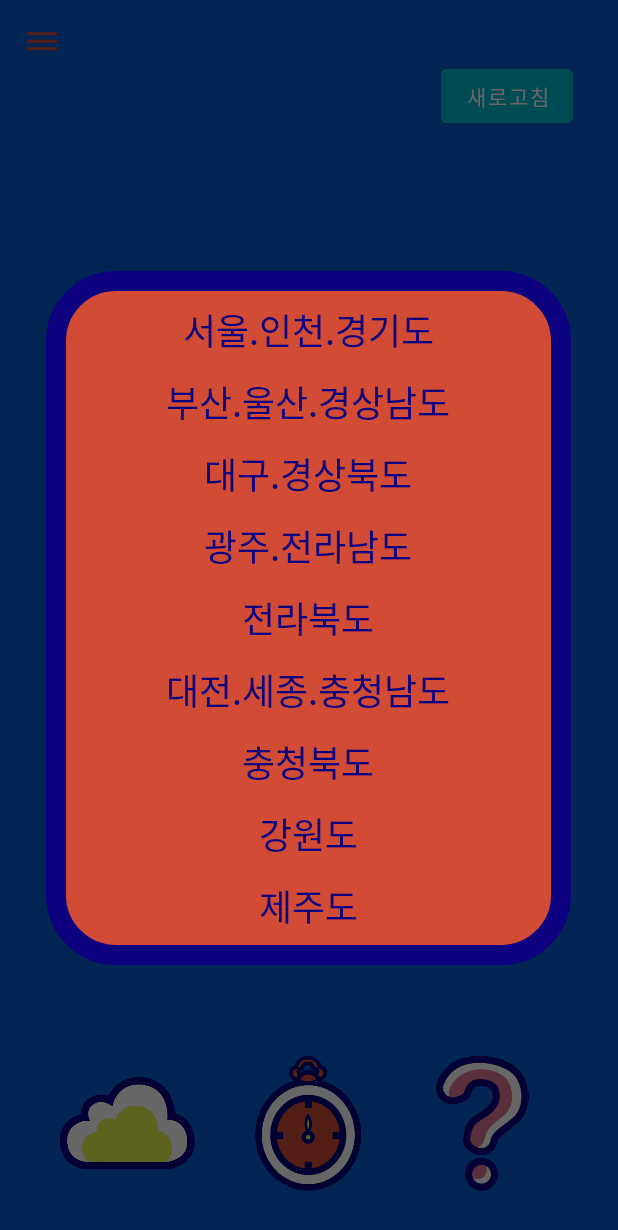
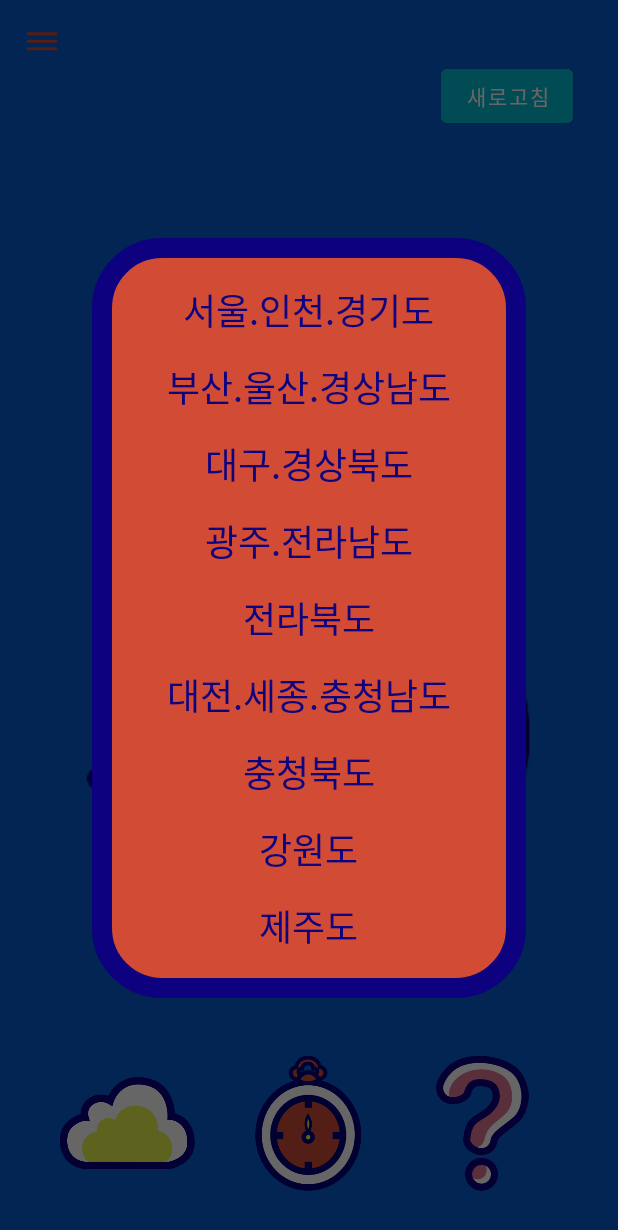
Before and after one commit to gyulchyoung/weather_app, an Android app: the fragment CountryDialogFragment placed in its activity, on a phone screen of 412 x 824 dp. Shown: the top 1230 px of the screen. Run offline under Robolectric (Android 15) with nearby library versions, the phone set to English and light mode, and no system bars; our stand-ins replace navigation-ui; network calls fail; Roboto replaces fonts that are not available here.

Commit message:
update help dialog

```diff
--- a/app/src/main/java/com/example/main_w/CountryDialogFragment.java
+++ b/app/src/main/java/com/example/main_w/CountryDialogFragment.java
@@ -5,7 +5,7 @@ import android.os.Bundle;
 import android.view.LayoutInflater;
 import android.view.View;
 import android.view.ViewGroup;
-import android.widget.RadioButton;
+import android.widget.TextView;
 
 import androidx.annotation.NonNull;
 import androidx.fragment.app.DialogFragment;
@@ -14,15 +14,15 @@ import androidx.fragment.app.FragmentManager;
 
 public class CountryDialogFragment extends DialogFragment implements View.OnClickListener{
     public static String DIALOG_TAG = "countryDialog";
-    private RadioButton gyeonggi;
-    private RadioButton gyeongnam;
-    private RadioButton gyeongbuk;
-    private RadioButton jeonnam;
-    private RadioButton jeonbuk;
-    private RadioButton chungnam;
-    private RadioButton chungbuk;
-    private RadioButton gangwon;
-    private RadioButton jeju;
+    private TextView gyeonggi;
+    private TextView gyeongnam;
+    private TextView gyeongbuk;
+    private TextView jeonnam;
+    private TextView jeonbuk;
+    private TextView chungnam;
+    private TextView chungbuk;
+    private TextView gangwon;
+    private TextView jeju;
 
     private String country;
     private boolean checked;
@@ -39,15 +39,15 @@ public class CountryDialogFragment extends DialogFragment implements View.OnClic
     public View onCreateView(LayoutInflater inflater, ViewGroup container, Bundle savedInstanceState) {
         View view = inflater.inflate(R.layout.fragment_dialog_country, container, false);
 
-        gyeonggi = (RadioButton) view.findViewById(R.id.gyeonggi);
-        gyeongnam = (RadioButton) view.findViewById(R.id.gyeongnam);
-        gyeongbuk = (RadioButton) view.findViewById(R.id.gyeongbuk);
-        jeonnam = (RadioButton) view.findViewById(R.id.jeonnam);
-        jeonbuk = (RadioButton) view.findViewById(R.id.jeonbuk);
-        chungnam = (RadioButton) view.findViewById(R.id.chungnam);
-        chungbuk = (RadioButton) view.findViewById(R.id.chungbuk);
-        gangwon = (RadioButton) view.findViewById(R.id.gangwon);
-        jeju = (RadioButton) view.findViewById(R.id.jeju);
+        gyeonggi = (TextView) view.findViewById(R.id.gyeonggi);
+        gyeongnam = (TextView) view.findViewById(R.id.gyeongnam);
+        gyeongbuk = (TextView) view.findViewById(R.id.gyeongbuk);
+        jeonnam = (TextView) view.findViewById(R.id.jeonnam);
+        jeonbuk = (TextView) view.findViewById(R.id.jeonbuk);
+        chungnam = (TextView) view.findViewById(R.id.chungnam);
+        chungbuk = (TextView) view.findViewById(R.id.chungbuk);
+        gangwon = (TextView) view.findViewById(R.id.gangwon);
+        jeju = (TextView) view.findViewById(R.id.jeju);
 
         gyeonggi.setOnClickListener(this);
         gyeongnam.setOnClickListener(this);
--- a/app/src/main/res/drawable/help_dialog_title.xml
+++ /dev/null
@@ -1,6 +0,0 @@
-<?xml version="1.0" encoding="utf-8"?>
-<shape xmlns:android="http://schemas.android.com/apk/res/android"
-    android:shape="rectangle">
-    <solid android:color="@color/navy"/>
-    <corners android:radius="30dp" />
-</shape>
--- a/app/src/main/res/layout/fragment_dialog_country.xml
+++ b/app/src/main/res/layout/fragment_dialog_country.xml
@@ -8,100 +8,102 @@
     android:orientation="vertical">
 
     <LinearLayout
-    android:layout_width="350dp"
-    android:layout_height="wrap_content"
-    android:background="@drawable/dialog_background"
-    android:gravity="center"
-    android:orientation="vertical">
+        android:layout_width="wrap_content"
+        android:layout_height="wrap_content"
+        android:paddingTop="30dp"
+        android:paddingBottom="30dp"
+        android:paddingStart="50dp"
+        android:paddingEnd="50dp"
+        android:background="@drawable/dialog_background"
+        android:gravity="center"
+        android:orientation="vertical">
 
-        <RadioButton
+        <TextView
             android:id="@+id/gyeonggi"
-            style="@style/DialogTextNormal"
+            style="@style/TextNormal"
+            android:layout_width="wrap_content"
+            android:layout_height="wrap_content"
+            android:background="@android:color/transparent"
+            android:textSize="24sp"
+            android:text="@string/gyeong_gi" />
+
+        <TextView
+            android:id="@+id/gyeongnam"
+            style="@style/TextNormal"
             android:layout_width="wrap_content"
             android:layout_height="wrap_content"
             android:layout_marginTop="15dp"
-            android:button="@null"
-            android:textSize="24sp"
-            android:text="@string/gyeong_gi" />
-
-        <RadioButton
-            android:id="@+id/gyeongnam"
-            style="@style/DialogTextNormal"
-            android:layout_width="wrap_content"
-            android:layout_height="wrap_content"
-            android:layout_marginTop="0dp"
-            android:button="@null"
+            android:background="@android:color/transparent"
             android:textSize="24sp"
             android:text="@string/gyeong_nam" />
 
-        <RadioButton
+        <TextView
             android:id="@+id/gyeongbuk"
-            style="@style/DialogTextNormal"
+            style="@style/TextNormal"
             android:layout_width="wrap_content"
             android:layout_height="wrap_content"
-            android:layout_marginTop="0dp"
-            android:button="@null"
+            android:layout_marginTop="15dp"
+            android:background="@android:color/transparent"
             android:textSize="24sp"
             android:text="@string/gyeong_buk" />
 
-        <RadioButton
+        <TextView
             android:id="@+id/jeonnam"
-            style="@style/DialogTextNormal"
+            style="@style/TextNormal"
             android:layout_width="wrap_content"
             android:layout_height="wrap_content"
-            android:layout_marginTop="0dp"
-            android:button="@null"
+            android:layout_marginTop="15dp"
+            android:background="@android:color/transparent"
             android:textSize="24sp"
             android:text="@string/jeon_nam" />
 
-        <RadioButton
+        <TextView
             android:id="@+id/jeonbuk"
-            style="@style/DialogTextNormal"
+            style="@style/TextNormal"
             android:layout_width="wrap_content"
             android:layout_height="wrap_content"
-            android:layout_marginTop="0dp"
-            android:button="@null"
+            android:layout_marginTop="15dp"
+            android:background="@android:color/transparent"
             android:textSize="24sp"
             android:text="@string/jeon_buk" />
 
-        <RadioButton
+        <TextView
             android:id="@+id/chungnam"
-            style="@style/DialogTextNormal"
+            style="@style/TextNormal"
             android:layout_width="wrap_content"
             android:layout_height="wrap_content"
-            android:layout_marginTop="0dp"
-            android:button="@null"
+            android:layout_marginTop="15dp"
+            android:background="@android:color/transparent"
             android:textSize="24sp"
             android:text="@string/chung_nam" />
 
-        <RadioButton
+        <TextView
             android:id="@+id/chungbuk"
-            style="@style/DialogTextNormal"
+            style="@style/TextNormal"
             android:layout_width="wrap_content"
             android:layout_height="wrap_content"
-            android:layout_marginTop="0dp"
-            android:button="@null"
+            android:layout_marginTop="15dp"
+            android:background="@android:color/transparent"
             android:textSize="24sp"
             android:text="@string/chung_buk" />
 
-        <RadioButton
+        <TextView
             android:id="@+id/gangwon"
-            style="@style/DialogTextNormal"
+            style="@style/TextNormal"
             android:layout_width="wrap_content"
             android:layout_height="wrap_content"
-            android:layout_marginTop="0dp"
-            android:button="@null"
+            android:layout_marginTop="15dp"
+            android:background="@android:color/transparent"
             android:textSize="24sp"
             android:text="@string/gang_won" />
 
-        <RadioButton
+        <TextView
             android:id="@+id/jeju"
-            style="@style/DialogTextNormal"
+            style="@style/TextNormal"
             android:layout_width="wrap_content"
             android:layout_height="wrap_content"
-            android:layout_marginTop="0dp"
-            android:layout_marginBottom="15dp"
-            android:button="@null"
+            android:layout_marginTop="15dp"
+            android:background="@android:color/transparent"
             android:textSize="24sp"
             android:text="@string/jeju" />
     </LinearLayout>
--- a/app/src/main/res/values/strings.xml
+++ b/app/src/main/res/values/strings.xml
@@ -13,11 +13,6 @@
     <string name="time_view">time_view</string>
     <string name="temperature">temperature</string>
     <string name="rain_rate">rain_rate</string>
-
-    <string name="dialog_title">매직고양이가 마법의 구슬로\n날씨를 알려줘요 !</string>
-    <string name="dialog_first">날씨도 못 맞추는 집사를 위해\n마법사 고양이가 나타났어요 !</string>
-    <string name="dialog_second">고양이는 날씨를 알려주는\n마법의 수정구슬을 사용할 수 있답니다.</string>
-    <string name="dialog_third">말풍선은 현재 날씨를,\n고양이의 물건은 미래 날씨를 보여줘요 !</string>
 
     <string-array name="days">
         <item>일요일</item>
--- a/app/src/main/res/values/styles.xml
+++ b/app/src/main/res/values/styles.xml
@@ -9,24 +9,6 @@
     </style>
 
     <style name="TextBold" parent="android:TextAppearance">
-        <item name="android:textStyle">bold</item>
-        <item name="android:textColor">@color/navy</item>
-        <item name="android:fontFamily">@font/neo_dgm</item>
-        <item name="android:includeFontPadding">false</item>
-    </style>
-
-    <style name="DialogTextNormal" parent="android:TextAppearance">
-        <item name="android:gravity">center</item>
-        <item name="android:lineSpacingExtra">5dp</item>
-        <item name="android:textStyle">normal</item>
-        <item name="android:textColor">@color/navy</item>
-        <item name="android:fontFamily">@font/neo_dgm</item>
-        <item name="android:includeFontPadding">false</item>
-    </style>
-
-    <style name="DialogTextBold" parent="android:TextAppearance">
-        <item name="android:gravity">center</item>
-        <item name="android:lineSpacingExtra">5dp</item>
         <item name="android:textStyle">bold</item>
         <item name="android:textColor">@color/navy</item>
         <item name="android:fontFamily">@font/neo_dgm</item>
```
Also changed, not shown: app/src/main/res/layout/fragment_dialog_help.xml (+8 -56 lines), app/src/main/res/drawable-hdpi/help_dialog.9.png (added), app/src/main/res/drawable-mdpi/help_dialog.9.png (added), app/src/main/res/drawable-xhdpi/help_dialog.9.png (added), app/src/main/res/drawable-xxhdpi/help_dialog.9.png (added), app/src/main/res/drawable-xxxhdpi/help_dialog.9.png (added).
